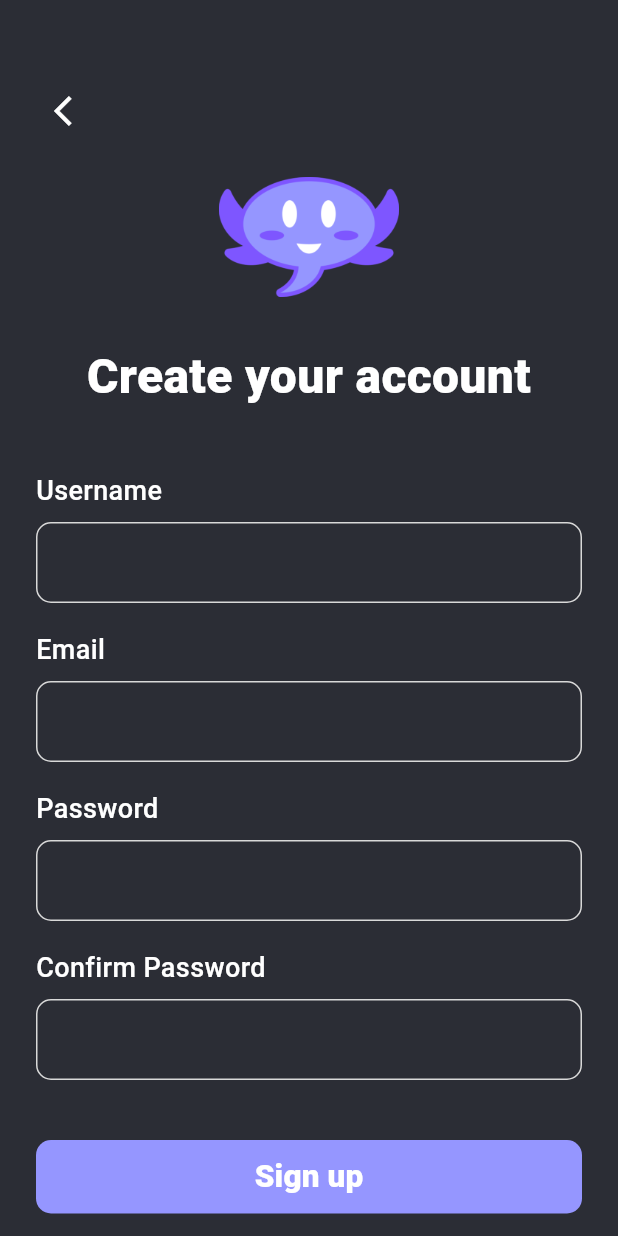
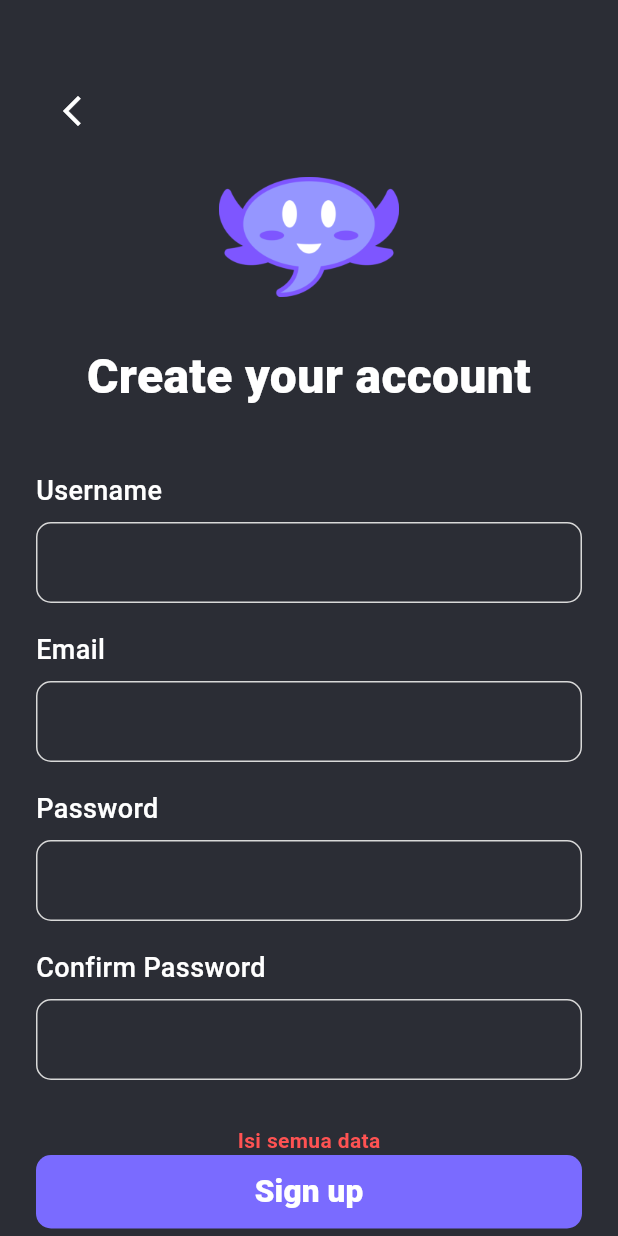
Before and after one commit to clunckyboy/Askalot, a Flutter app: the SignupScreen screen opened directly, after a tap on "Sign up", on a phone screen of 412 x 824 dp. Run offline on Flutter 3.47's test engine with Material 3 defaults, Android fonts, the phone set to English and light mode, and no system bars; network calls fail; Roboto replaces fonts that are missing (TT Norms Pro).

```diff
--- a/lib/main.dart
+++ b/lib/main.dart
@@ -28,12 +28,12 @@ class MyApp extends StatelessWidget {
         appBarTheme: AppBarTheme(
           surfaceTintColor: Color(0xFF2B2D35),
         ),
-        scaffoldBackgroundColor: Color(0xFF23232F),
+        scaffoldBackgroundColor: Color(0xFF2B2D35),
         primaryColor: Color(0xFF7A6BFF),
         hintColor: Colors.grey[400],
         inputDecorationTheme: InputDecorationTheme(
           filled: true,
-          fillColor: Color(0xFF2C2C3E),
+          fillColor: Color(0xFF2B2D35),
           enabledBorder: OutlineInputBorder(
             borderRadius: BorderRadius.circular(12.0),
             borderSide: BorderSide(color: Color(0xFF7A6BFF)),
@@ -44,7 +44,7 @@ class MyApp extends StatelessWidget {
           ),
         ),
       ),
-      home: CommentScreen(),
+      home: HomeScreen(),
     );
   }
 }
--- a/lib/screens/signup_screen.dart
+++ b/lib/screens/signup_screen.dart
@@ -1,44 +1,120 @@
 import 'package:flutter/material.dart';
 
-// Definisi warna yang digunakan
-const Color kPrimaryColor = Color(0xFF9596FF); // Ungu
-const Color kBackgroundColor = Color(0xFF2B2D35); // Latar belakang gelap
 
-class SignupScreen extends StatelessWidget {
+class SignupScreen extends StatefulWidget {
   const SignupScreen({super.key});
+
+  @override
+  State<SignupScreen> createState() => _SignupScreenState();
+}
+
+class _SignupScreenState extends State<SignupScreen> {
+
+  final TextEditingController _usernameController = TextEditingController();
+  final TextEditingController _emailController = TextEditingController();
+  final TextEditingController _passwordController = TextEditingController();
+  final TextEditingController _confirmPasswordController = TextEditingController();
+
+  String? _errorMessage;
+
+  @override
+  void dispose() {
+    _usernameController.dispose();
+    _emailController.dispose();
+    _passwordController.dispose();
+    _confirmPasswordController.dispose();
+    super.dispose();
+  }
+
+  void _handleSignup() {
+    setState(() {
+      _errorMessage = null;
+
+      if(_usernameController.text.isEmpty ||
+          _emailController.text.isEmpty ||
+          _passwordController.text.isEmpty ||
+          _confirmPasswordController.text.isEmpty) {
+
+        _errorMessage = "Isi semua data";
+      } else if (_passwordController.text != _confirmPasswordController.text) {
+        _errorMessage = "password tidak sama";
+      } else {
+        print("Logika Signup");
+      }
+    });
+  }
+
+  // Fungsi pembangun widget untuk input field (membuat kode lebih rapi)
+  Widget _buildInputSection({
+    required String title,
+    required TextEditingController controller,
+    bool isPassword = false,
+  }) {
+    return Column(
+      crossAxisAlignment: CrossAxisAlignment.start,
+      children: [
+        Text(
+          title,
+          style: const TextStyle(
+            color: Colors.white,
+            fontSize: 18,
+            fontFamily: 'TT Norms Pro',
+            fontWeight: FontWeight.w500,
+          ),
+        ),
+
+        const SizedBox(height: 8),
+
+        TextField(
+          controller: controller,
+          obscureText: isPassword,
+          style: const TextStyle(color: Colors.white),
+          decoration: InputDecoration(
+            contentPadding: const EdgeInsets.symmetric(horizontal: 15, vertical: 15),
+            // filled: true,
+            enabledBorder: OutlineInputBorder(
+              borderRadius: BorderRadius.circular(10),
+              borderSide: const BorderSide(color: Color(0xFFD9D9D9), width: 1),
+            ),
+            focusedBorder: OutlineInputBorder(
+              borderRadius: BorderRadius.circular(10),
+              borderSide: BorderSide(color: Color(0xFF7A6BFF), width: 2), // Fokus border warna ungu
+            ),
+          ),
+        ),
+      ],
+    );
+  }
 
   @override
   Widget build(BuildContext context) {
     return Scaffold(
-      backgroundColor: kBackgroundColor,
-      // Menggunakan ListView agar layar dapat digulir jika keyboard muncul
       body: SingleChildScrollView(
         child: Padding(
-          // Padding di sisi kiri, kanan, dan atas
+
           padding: const EdgeInsets.symmetric(horizontal: 24.0),
           child: Column(
             crossAxisAlignment: CrossAxisAlignment.stretch,
             children: [
-              // Jarak dari atas (menggantikan status bar palsu)
               const SizedBox(height: 50),
 
-              // Tombol Kembali (sesuai desain Figma Anda di kiri atas)
+              // tombol back
               Align(
                 alignment: Alignment.centerLeft,
                 child: IconButton(
-                  icon: const Icon(Icons.arrow_back_ios, color: Colors.white),
+                  icon: const Icon(Icons.arrow_back_ios_new, color: Colors.white),
                   onPressed: () {
-                    // Logika kembali ke halaman sebelumnya (misal: Navigator.pop(context))
+                    // Logika kembali ke halaman sebelumnya
                   },
                 ),
               ),
 
               const SizedBox(height: 20),
 
-              // GAMBAR LOGO (Diperbarui untuk menggunakan Image.asset)
+              // GAMBAR LOGO
               Center(
                 child: Image.asset(
-                  'assets/images/askalot.png', // Sesuaikan dengan path logo Anda
+                  'assets/images/askalot.png',
                   width: 120,
                   height: 80,
                   fit: BoxFit.contain,
@@ -62,24 +138,52 @@ class SignupScreen extends StatelessWidget {
               const SizedBox(height: 40),
 
               // Formulir Input
-              _buildInputSection(title: 'Username'),
+              _buildInputSection(
+                title: 'Username',
+                controller: _usernameController
+              ),
               const SizedBox(height: 18),
-              _buildInputSection(title: 'Email'),
+              _buildInputSection(
+                  title: 'Email',
+                  controller: _emailController
+              ),
               const SizedBox(height: 18),
-              _buildInputSection(title: 'Password', isPassword: true),
+              _buildInputSection(
+                title: 'Password',
+                controller: _passwordController,
+                isPassword: true,
+              ),
               const SizedBox(height: 18),
-              _buildInputSection(title: 'Confirm Password', isPassword: true),
+              _buildInputSection(
+                title: 'Confirm Password',
+                controller: _confirmPasswordController,
+                isPassword: true,
+              ),
 
-              const SizedBox(height: 40),
+              const SizedBox(height: 30),
+
+              // Error message
+              if (_errorMessage != null)
+                Container(
+                  child: Center(
+                    child: Text(
+                      _errorMessage!,
+                      style: const TextStyle(
+                        color: Colors.redAccent,
+                        fontSize: 14,
+                        fontWeight: FontWeight.bold,
+                        fontFamily: 'TT Norms Pro',
+                      ),
+                    ),
+                  ),
+                ),
 
               // Tombol Sign Up
               ElevatedButton(
-                onPressed: () {
-                  // Logika Sign Up di sini
-                },
+                onPressed: _handleSignup,
                 style: ElevatedButton.styleFrom(
                   minimumSize: const Size(double.infinity, 49),
-                  backgroundColor: kPrimaryColor, // Warna ungu
+                  backgroundColor: Theme.of(context).primaryColor,
                   shape: RoundedRectangleBorder(
                     borderRadius: BorderRadius.circular(10),
                   ),
@@ -104,41 +208,4 @@ class SignupScreen extends StatelessWidget {
     );
   }
 
-  // Fungsi pembangun widget untuk input field (membuat kode lebih rapi)
-  Widget _buildInputSection({required String title, bool isPassword = false}) {
-    return Column(
-      crossAxisAlignment: CrossAxisAlignment.start,
-      children: [
-        Text(
-          title,
-          style: const TextStyle(
-            color: Colors.white,
-            fontSize: 18,
-            fontFamily: 'TT Norms Pro',
-            fontWeight: FontWeight.w500,
-          ),
-        ),
-        const SizedBox(height: 8),
-        TextField(
-          obscureText: isPassword,
-          style: const TextStyle(color: Colors.white),
-          decoration: InputDecoration(
-            isDense: true,
-            contentPadding: const EdgeInsets.symmetric(horizontal: 15, vertical: 15),
-            filled: true,
-            // Warna latar input yang lebih transparan
-            fillColor: kBackgroundColor.withOpacity(0.3),
-            enabledBorder: OutlineInputBorder(
-              borderRadius: BorderRadius.circular(10),
-              borderSide: const BorderSide(color: Color(0xFFD9D9D9), width: 1),
-            ),
-            focusedBorder: OutlineInputBorder(
-              borderRadius: BorderRadius.circular(10),
-              borderSide: const BorderSide(color: kPrimaryColor, width: 2), // Fokus border warna ungu
-            ),
-          ),
-        ),
-      ],
-    );
-  }
 }
--- a/lib/widgets/topic_selection_item.dart
+++ b/lib/widgets/topic_selection_item.dart
@@ -1,7 +1,7 @@
 import 'package:flutter/material.dart';
 
 // Definisi warna (konsisten dengan screen sebelumnya)
-const Color kPrimaryColor = Color(0xFF9596FF); // Ungu
+const Color kPrimaryColor = Color(0xFF7A6BFF); // Ungu
 const Color kSecondaryColor = Color(0xFF3D425B); // Latar belakang list item
 
 /// Widget kustom untuk menampilkan satu item topik yang dapat dipilih.
```
Also changed, not shown: lib/models/thread_model.dart (added, +23 -0 lines), lib/screens/home_screen.dart (+15 -33 lines), lib/screens/interests_screen.dart (+44 -48 lines), lib/screens/signin_screen.dart (+10 -7 lines).
